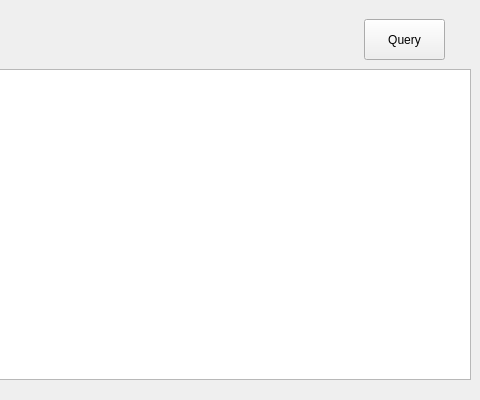
This is setwindow.ui in SnakStar/QT-200 as Qt 5 draws it before an edit; both pictures show x 320 to 800 and y 0 to 400 of the 800 by 400 pixel window. The edited form follows.
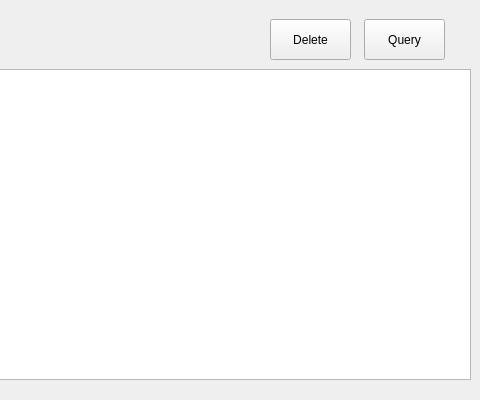
This is the edited form. The open tabs and pages were chosen to show the change. Icons and pictures are not drawn.

Patch:
```diff
--- a/setwindow.ui
+++ b/setwindow.ui
@@ -661,6 +661,19 @@
       <string>Query</string>
      </property>
     </widget>
+    <widget class="QPushButton" name="btnRFCDelete">
+     <property name="geometry">
+      <rect>
+       <x>430</x>
+       <y>20</y>
+       <width>81</width>
+       <height>41</height>
+      </rect>
+     </property>
+     <property name="text">
+      <string>Delete</string>
+     </property>
+    </widget>
    </widget>
    <widget class="QWidget" name="SysInfoSetPage">
     <widget class="QLabel" name="lbSysInfoTitle">
```
Left out of the diff: 2 changed lines with no effect on the pictures.
